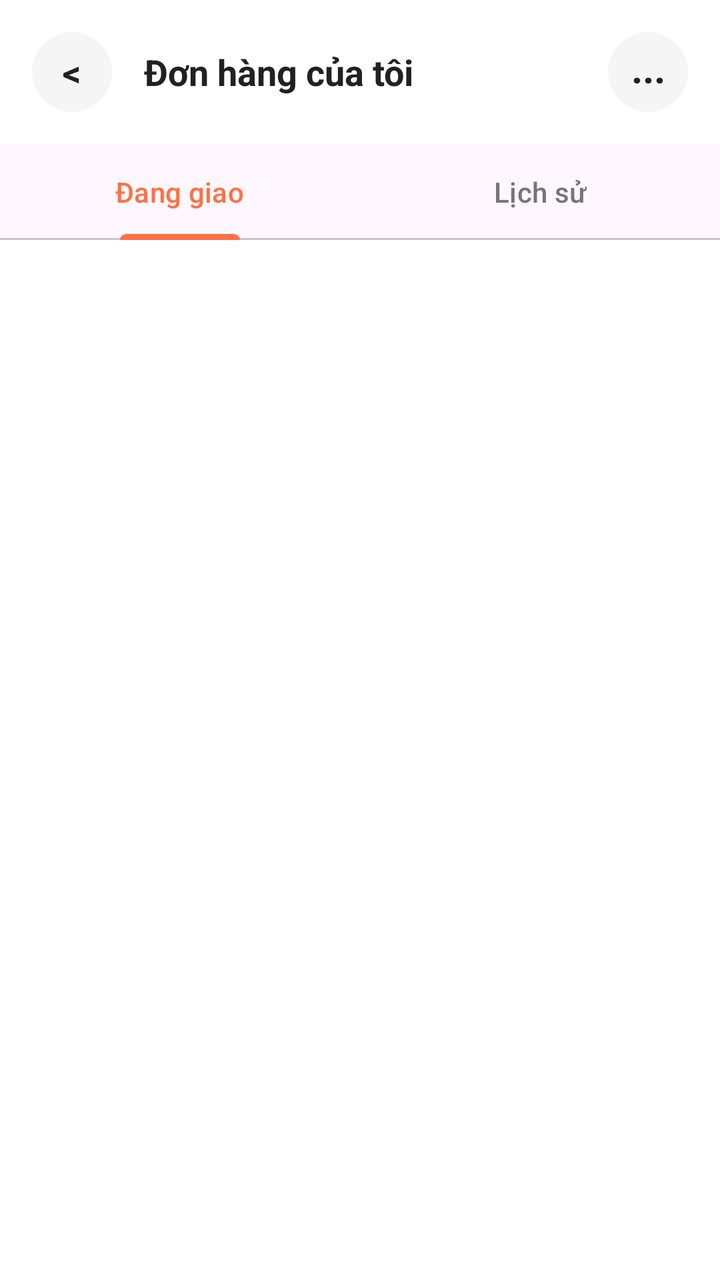
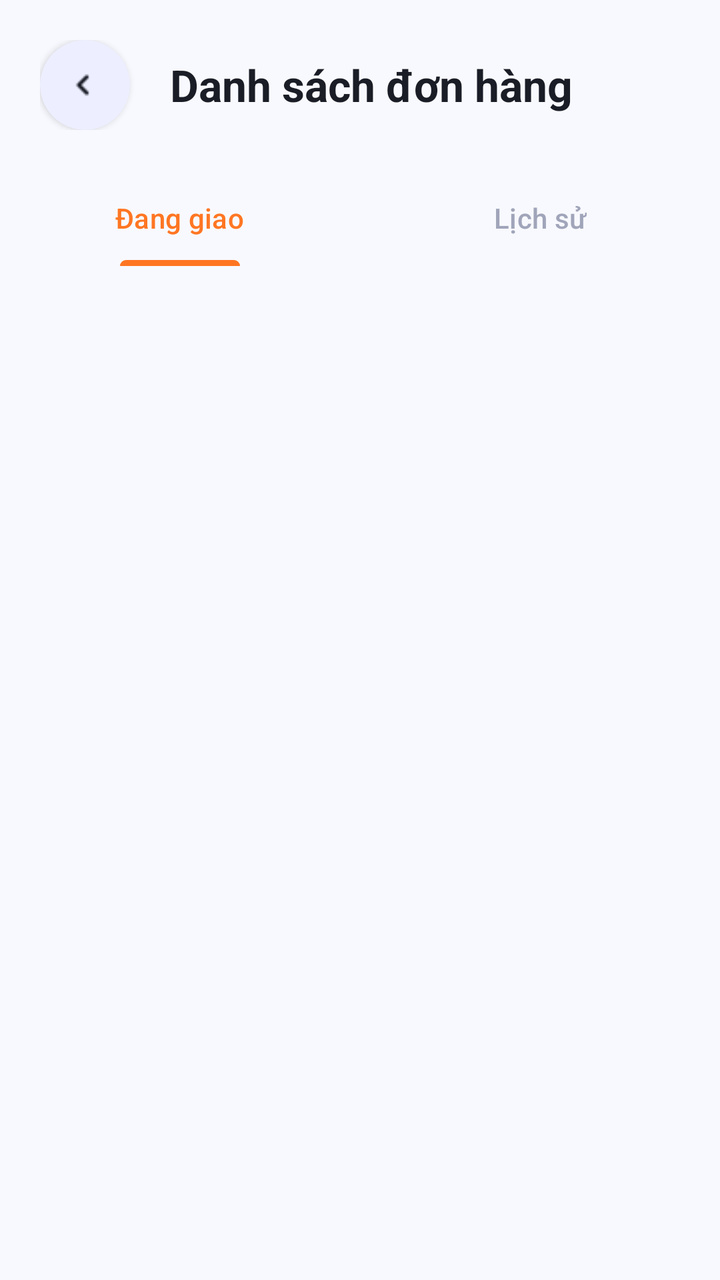

The first picture is an Android layout as it rendered before a commit; the second is the same layout after the commit. The layout source and the unified diff follow.
<!-- AndroidManifest.xml: application theme Theme.NHOM33 -->
<!-- res/layout/hisorder_activity.xml -->
<?xml version="1.0" encoding="utf-8"?>
<LinearLayout xmlns:android="http://schemas.android.com/apk/res/android"
    xmlns:app="http://schemas.android.com/apk/res-auto"
    android:layout_width="match_parent"
    android:layout_height="match_parent"
    android:background="#FFFFFF"
    android:orientation="vertical">

    <RelativeLayout
        android:layout_width="match_parent"
        android:layout_height="wrap_content"
        android:padding="16dp">
            <androidx.cardview.widget.CardView
                android:id="@+id/cardBack"
                android:layout_width="40dp"
                android:layout_height="40dp"
                android:layout_centerVertical="true"
                app:cardBackgroundColor="#F5F5F5"
                app:cardCornerRadius="20dp"
                app:cardElevation="0dp">
                <TextView
                    android:layout_width="match_parent"
                    android:layout_height="match_parent"
                    android:gravity="center"
                    android:text="&lt;"
                    android:textColor="#212121"
                    android:textSize="18sp"
                    android:textStyle="bold" />
            </androidx.cardview.widget.CardView>

            <TextView
                android:layout_width="wrap_content"
                android:layout_height="wrap_content"
                android:layout_toEndOf="@id/cardBack"
                android:layout_centerVertical="true"
                android:layout_marginStart="16dp"
                android:text="Đơn hàng của tôi"
                android:textColor="#212121"
                android:textSize="18sp"
                android:textStyle="bold" />

            <androidx.cardview.widget.CardView
                android:id="@+id/cardMore"
                android:layout_width="40dp"
                android:layout_height="40dp"
                android:layout_alignParentEnd="true"
                android:layout_centerVertical="true"
                app:cardBackgroundColor="#F5F5F5"
                app:cardCornerRadius="20dp"
                app:cardElevation="0dp">
                <TextView
                    android:layout_width="match_parent"
                    android:layout_height="match_parent"
                    android:gravity="center"
                    android:paddingBottom="4dp"
                    android:text="..."
                    android:textColor="#212121"
                    android:textSize="20sp"
                    android:textStyle="bold" />
            </androidx.cardview.widget.CardView>
    </RelativeLayout>

    <com.google.android.material.tabs.TabLayout
        android:id="@+id/tabLayout"
        android:layout_width="match_parent"
        android:layout_height="wrap_content"
        app:tabIndicatorColor="#FF7043"
        app:tabSelectedTextColor="#FF7043"
        app:tabTextColor="#757575">

        <com.google.android.material.tabs.TabItem
            android:layout_width="wrap_content"
            android:layout_height="wrap_content"
            android:text="Đang giao" />

        <com.google.android.material.tabs.TabItem
            android:layout_width="wrap_content"
            android:layout_height="wrap_content"
            android:text="Lịch sử" />
    </com.google.android.material.tabs.TabLayout>

    <androidx.recyclerview.widget.RecyclerView
        android:id="@+id/recyclerView"
        android:layout_width="match_parent"
        android:layout_height="match_parent"
        android:padding="12dp" />

</LinearLayout>
<!-- resources referenced by this layout -->
<resources>
  <style name="Theme.NHOM33" parent="Base.Theme.NHOM33" />
  <style name="Base.Theme.NHOM33" parent="Theme.Material3.DayNight.NoActionBar">
          
          
      </style>
</resources>

<!-- the commit's change to res/layout/hisorder_activity.xml (unified diff, before → after) -->
@@ -3,70 +3,56 @@
     xmlns:app="http://schemas.android.com/apk/res-auto"
     android:layout_width="match_parent"
     android:layout_height="match_parent"
-    android:background="#FFFFFF"
+    android:background="#F8F9FE"
     android:orientation="vertical">
 
-    <RelativeLayout
+    
+    <LinearLayout
         android:layout_width="match_parent"
         android:layout_height="wrap_content"
-        android:padding="16dp">
-            <androidx.cardview.widget.CardView
-                android:id="@+id/cardBack"
-                android:layout_width="40dp"
-                android:layout_height="40dp"
-                android:layout_centerVertical="true"
-                app:cardBackgroundColor="#F5F5F5"
-                app:cardCornerRadius="20dp"
-                app:cardElevation="0dp">
-                <TextView
-                    android:layout_width="match_parent"
-                    android:layout_height="match_parent"
-                    android:gravity="center"
-                    android:text="&lt;"
-                    android:textColor="#212121"
-                    android:textSize="18sp"
-                    android:textStyle="bold" />
-            </androidx.cardview.widget.CardView>
+        android:gravity="center_vertical"
+        android:orientation="horizontal"
+        android:padding="20dp">
 
-            <TextView
-                android:layout_width="wrap_content"
-                android:layout_height="wrap_content"
-                android:layout_toEndOf="@id/cardBack"
-                android:layout_centerVertical="true"
-                android:layout_marginStart="16dp"
-                android:text="Đơn hàng của tôi"
-                android:textColor="#212121"
-                android:textSize="18sp"
-                android:textStyle="bold" />
+        <com.google.android.material.card.MaterialCardView
+            android:id="@+id/btn_back"
+            android:layout_width="45dp"
+            android:layout_height="45dp"
+            android:clickable="true"
+            android:focusable="true"
+            android:foreground="?attr/selectableItemBackground"
+            app:cardBackgroundColor="#EDEEFF"
+            app:cardCornerRadius="22.5dp"
+            app:cardElevation="2dp"
+            app:strokeWidth="0dp">
 
-            <androidx.cardview.widget.CardView
-                android:id="@+id/cardMore"
-                android:layout_width="40dp"
-                android:layout_height="40dp"
-                android:layout_alignParentEnd="true"
-                android:layout_centerVertical="true"
-                app:cardBackgroundColor="#F5F5F5"
-                app:cardCornerRadius="20dp"
-                app:cardElevation="0dp">
-                <TextView
-                    android:layout_width="match_parent"
-                    android:layout_height="match_parent"
-                    android:gravity="center"
-                    android:paddingBottom="4dp"
-                    android:text="..."
-                    android:textColor="#212121"
-                    android:textSize="20sp"
-                    android:textStyle="bold" />
-            </androidx.cardview.widget.CardView>
-    </RelativeLayout>
+            <ImageView
+                android:layout_width="match_parent"
+                android:layout_height="match_parent"
+                android:padding="12dp"
+                android:src="@drawable/icons8_back_24"
+                app:tint="#1A1D26" />
+        </com.google.android.material.card.MaterialCardView>
+
+        <TextView
+            android:layout_width="wrap_content"
+            android:layout_height="wrap_content"
+            android:layout_marginStart="20dp"
+            android:text="Danh sách đơn hàng"
+            android:textColor="#1A1D26"
+            android:textSize="22sp"
+            android:textStyle="bold" />
+
+    </LinearLayout>
 
     <com.google.android.material.tabs.TabLayout
         android:id="@+id/tabLayout"
         android:layout_width="match_parent"
         android:layout_height="wrap_content"
-        app:tabIndicatorColor="#FF7043"
-        app:tabSelectedTextColor="#FF7043"
-        app:tabTextColor="#757575">
+        android:background="@android:color/transparent"
+        app:tabIndicatorColor="#FF7622"
+        app:tabSelectedTextColor="#FF7622"
+        app:tabTextColor="#A0A5BA">
 
         <com.google.android.material.tabs.TabItem
             android:layout_width="wrap_content"
@@ -83,6 +69,7 @@
         android:id="@+id/recyclerView"
         android:layout_width="match_parent"
         android:layout_height="match_parent"
+        android:clipToPadding="false"
         android:padding="12dp" />
 
 </LinearLayout>
<!-- resource entries referenced after the edit -->
@@ -1,5 +1,6 @@
 <!-- resources referenced by this layout -->
 <resources>
+  <!-- drawable icons8_back_24: png bitmap (drawable, 164 bytes) -->
   <style name="Theme.NHOM33" parent="Base.Theme.NHOM33" />
   <style name="Base.Theme.NHOM33" parent="Theme.Material3.DayNight.NoActionBar">
           
